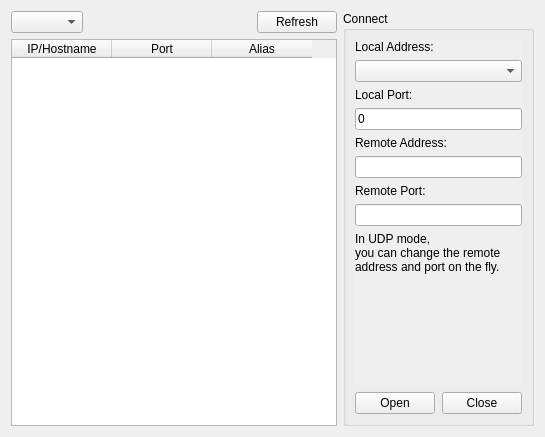
Old version of the form src/ui/devicetab.ui in the repository wh201906/SerialTest.
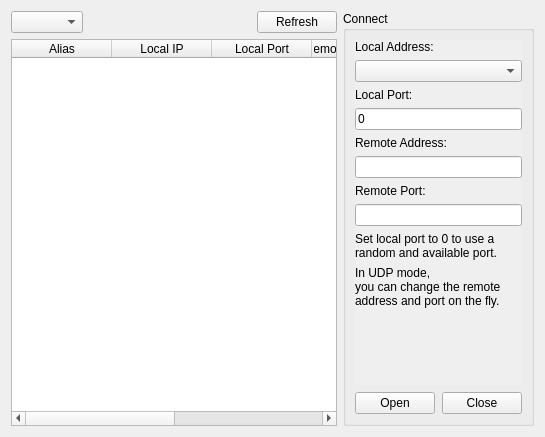
New version of the form. The open tabs and pages were chosen to show the change. Custom widgets are drawn as their Qt base class.

```diff
--- a/src/ui/devicetab.ui
+++ b/src/ui/devicetab.ui
@@ -527,21 +527,36 @@
            <property name="selectionBehavior">
             <enum>QAbstractItemView::SelectRows</enum>
            </property>
-           <column>
-            <property name="text">
-             <string>IP/Hostname</string>
-            </property>
-           </column>
-           <column>
-            <property name="text">
-             <string>Port</string>
-            </property>
-           </column>
            <column>
             <property name="text">
              <string>Alias</string>
             </property>
            </column>
+           <column>
+            <property name="text">
+             <string>Local IP</string>
+            </property>
+           </column>
+           <column>
+            <property name="text">
+             <string>Local Port</string>
+            </property>
+           </column>
+           <column>
+            <property name="text">
+             <string>Remote IP/Hostname</string>
+            </property>
+           </column>
+           <column>
+            <property name="text">
+             <string>Remote Port</string>
+            </property>
+           </column>
+           <column>
+            <property name="text">
+             <string> </string>
+            </property>
+           </column>
           </widget>
          </item>
         </layout>
@@ -1074,8 +1089,8 @@
               <rect>
                <x>0</x>
                <y>0</y>
-               <width>100</width>
-               <height>283</height>
+               <width>159</width>
+               <height>351</height>
               </rect>
              </property>
              <layout class="QVBoxLayout" name="verticalLayout_16">
@@ -1139,6 +1154,16 @@
               <item>
                <widget class="QLineEdit" name="Net_remotePortEdit"/>
               </item>
+              <item>
+               <widget class="QLabel" name="label_13">
+                <property name="text">
+                 <string>Set local port to 0 to use a random and available port.</string>
+                </property>
+                <property name="wordWrap">
+                 <bool>true</bool>
+                </property>
+               </widget>
+              </item>
               <item>
                <widget class="QLabel" name="Net_tipLabel">
                 <property name="sizePolicy">
```
Left out of the diff: 10 changed lines with no effect on the pictures.
